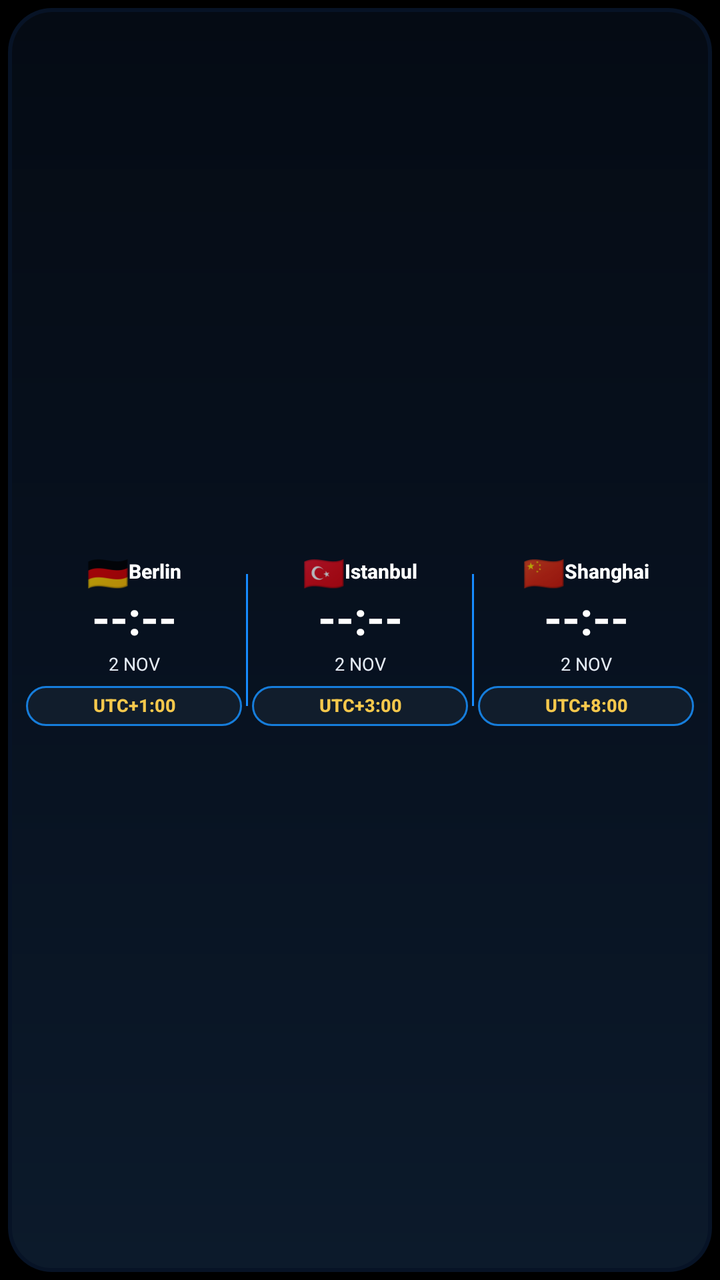
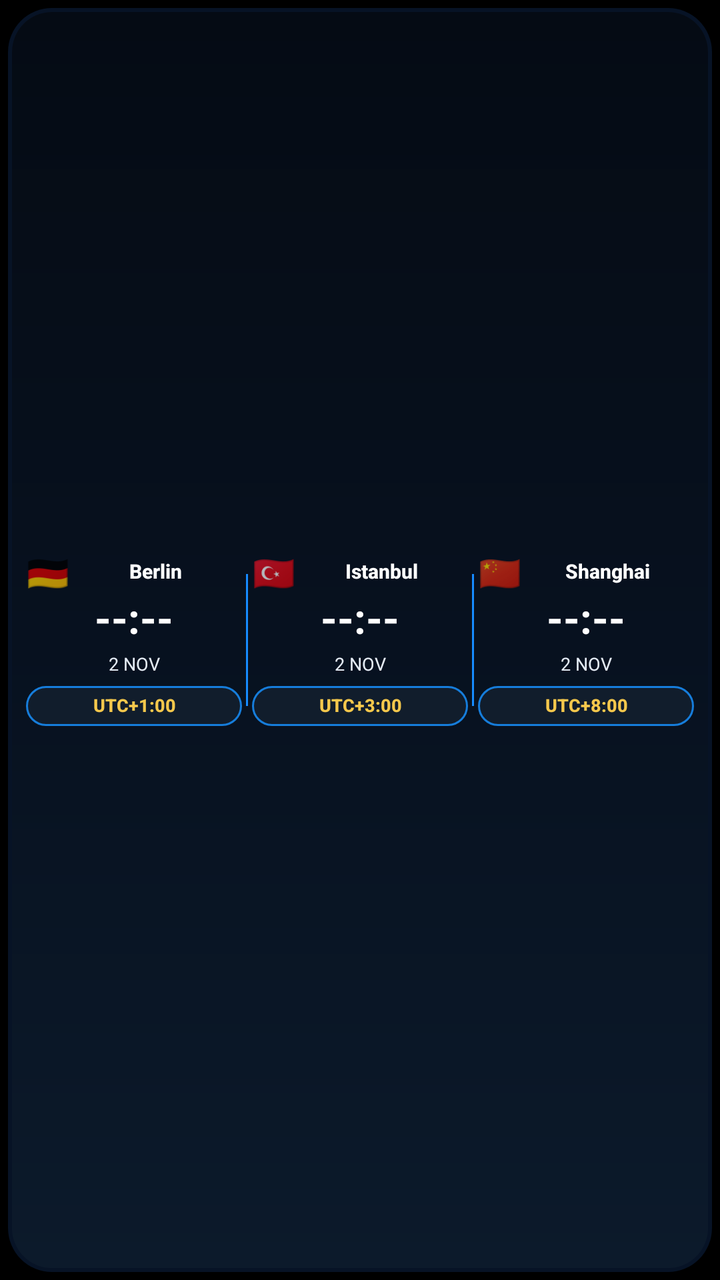

Compare the two renders of this Android layout. The source of the first and the diff that turns it into the second are given below.
<!-- AndroidManifest.xml: application theme android:Theme.Material.NoActionBar -->
<!-- res/layout/world_clock_widget.xml -->
<?xml version="1.0" encoding="utf-8"?>
<FrameLayout xmlns:android="http://schemas.android.com/apk/res/android"
    android:id="@+id/widget_root"
    android:layout_width="match_parent"
    android:layout_height="match_parent"
    android:background="#000000"
    android:padding="4dp">

    <LinearLayout
        android:layout_width="match_parent"
        android:layout_height="match_parent"
        android:orientation="horizontal"
        android:gravity="center"
        android:background="@drawable/widget_bg"
        android:paddingStart="7dp"
        android:paddingEnd="7dp"
        android:paddingTop="5dp"
        android:paddingBottom="5dp">

        <LinearLayout
            android:layout_width="0dp"
            android:layout_height="match_parent"
            android:layout_weight="1"
            android:orientation="vertical"
            android:gravity="center"
            android:paddingStart="2dp"
            android:paddingEnd="2dp">

            <LinearLayout
                android:layout_width="match_parent"
                android:layout_height="18dp"
                android:orientation="horizontal"
                android:gravity="center">
                <TextView android:id="@+id/city_flag_1" android:layout_width="wrap_content" android:layout_height="match_parent" android:gravity="center" android:text="🇩🇪" android:textSize="17sp" android:includeFontPadding="false"/>
                <TextView android:id="@+id/city_name_1" android:layout_width="wrap_content" android:layout_height="match_parent" android:gravity="center" android:text="Berlin" android:textColor="#FFFFFF" android:textSize="10sp" android:textStyle="bold" android:fontFamily="sans-serif-medium" android:maxLines="1" android:ellipsize="end" android:includeFontPadding="false"/>
            </LinearLayout>

            <TextView android:id="@+id/city_time_1" android:layout_width="match_parent" android:layout_height="30dp" android:gravity="center" android:text="--:--" android:textColor="#FFFFFF" android:textSize="23sp" android:textStyle="bold" android:fontFamily="sans-serif" android:includeFontPadding="false"/>
            <TextView android:id="@+id/city_date_1" android:layout_width="match_parent" android:layout_height="15dp" android:gravity="center" android:text="2 NOV" android:textColor="#E5ECF5" android:textSize="9sp" android:fontFamily="sans-serif" android:includeFontPadding="false"/>
            <TextView android:id="@+id/city_zone_1" android:layout_width="match_parent" android:layout_height="20dp" android:layout_marginTop="3dp" android:background="@drawable/widget_utc_capsule" android:gravity="center" android:text="UTC+1:00" android:textColor="#F5C84C" android:textSize="9sp" android:textStyle="bold" android:fontFamily="sans-serif-medium" android:includeFontPadding="false" android:maxLines="1"/>
        </LinearLayout>

        <View android:layout_width="1dp" android:layout_height="66dp" android:background="#168CFF"/>

        <LinearLayout
            android:layout_width="0dp"
            android:layout_height="match_parent"
            android:layout_weight="1"
            android:orientation="vertical"
            android:gravity="center"
            android:paddingStart="2dp"
            android:paddingEnd="2dp">

            <LinearLayout android:layout_width="match_parent" android:layout_height="18dp" android:orientation="horizontal" android:gravity="center">
                <TextView android:id="@+id/city_flag_2" android:layout_width="wrap_content" android:layout_height="match_parent" android:gravity="center" android:text="🇹🇷" android:textSize="17sp" android:includeFontPadding="false"/>
                <TextView android:id="@+id/city_name_2" android:layout_width="wrap_content" android:layout_height="match_parent" android:gravity="center" android:text="Istanbul" android:textColor="#FFFFFF" android:textSize="10sp" android:textStyle="bold" android:fontFamily="sans-serif-medium" android:maxLines="1" android:ellipsize="end" android:includeFontPadding="false"/>
            </LinearLayout>

            <TextView android:id="@+id/city_time_2" android:layout_width="match_parent" android:layout_height="30dp" android:gravity="center" android:text="--:--" android:textColor="#FFFFFF" android:textSize="23sp" android:textStyle="bold" android:fontFamily="sans-serif" android:includeFontPadding="false"/>
            <TextView android:id="@+id/city_date_2" android:layout_width="match_parent" android:layout_height="15dp" android:gravity="center" android:text="2 NOV" android:textColor="#E5ECF5" android:textSize="9sp" android:fontFamily="sans-serif" android:includeFontPadding="false"/>
            <TextView android:id="@+id/city_zone_2" android:layout_width="match_parent" android:layout_height="20dp" android:layout_marginTop="3dp" android:background="@drawable/widget_utc_capsule" android:gravity="center" android:text="UTC+3:00" android:textColor="#F5C84C" android:textSize="9sp" android:textStyle="bold" android:fontFamily="sans-serif-medium" android:includeFontPadding="false" android:maxLines="1"/>
        </LinearLayout>

        <View android:layout_width="1dp" android:layout_height="66dp" android:background="#168CFF"/>

        <LinearLayout
            android:layout_width="0dp"
            android:layout_height="match_parent"
            android:layout_weight="1"
            android:orientation="vertical"
            android:gravity="center"
            android:paddingStart="2dp"
            android:paddingEnd="2dp">

            <LinearLayout android:layout_width="match_parent" android:layout_height="18dp" android:orientation="horizontal" android:gravity="center">
                <TextView android:id="@+id/city_flag_3" android:layout_width="wrap_content" android:layout_height="match_parent" android:gravity="center" android:text="🇨🇳" android:textSize="17sp" android:includeFontPadding="false"/>
                <TextView android:id="@+id/city_name_3" android:layout_width="wrap_content" android:layout_height="match_parent" android:gravity="center" android:text="Shanghai" android:textColor="#FFFFFF" android:textSize="10sp" android:textStyle="bold" android:fontFamily="sans-serif-medium" android:maxLines="1" android:ellipsize="end" android:includeFontPadding="false"/>
            </LinearLayout>

            <TextView android:id="@+id/city_time_3" android:layout_width="match_parent" android:layout_height="30dp" android:gravity="center" android:text="--:--" android:textColor="#FFFFFF" android:textSize="23sp" android:textStyle="bold" android:fontFamily="sans-serif" android:includeFontPadding="false"/>
            <TextView android:id="@+id/city_date_3" android:layout_width="match_parent" android:layout_height="15dp" android:gravity="center" android:text="2 NOV" android:textColor="#E5ECF5" android:textSize="9sp" android:fontFamily="sans-serif" android:includeFontPadding="false"/>
            <TextView android:id="@+id/city_zone_3" android:layout_width="match_parent" android:layout_height="20dp" android:layout_marginTop="3dp" android:background="@drawable/widget_utc_capsule" android:gravity="center" android:text="UTC+8:00" android:textColor="#F5C84C" android:textSize="9sp" android:textStyle="bold" android:fontFamily="sans-serif-medium" android:includeFontPadding="false" android:maxLines="1"/>
        </LinearLayout>
    </LinearLayout>
</FrameLayout>
<!-- resources referenced by this layout -->
<resources>
  <!-- drawable widget_bg (drawable) -->
  <?xml version="1.0" encoding="utf-8"?>
  <layer-list xmlns:android="http://schemas.android.com/apk/res/android">
      <item>
          <shape android:shape="rectangle">
              <solid android:color="#071326" />
              <corners android:radius="22dp" />
          </shape>
      </item>
      <item android:left="2dp" android:top="2dp" android:right="2dp" android:bottom="2dp">
          <shape android:shape="rectangle">
              <gradient android:angle="90" android:startColor="#0C1A2B"
                  android:centerColor="#07111F" android:endColor="#050B14" />
              <corners android:radius="20dp" />
          </shape>
      </item>
  </layer-list>
  <!-- drawable widget_utc_capsule (drawable) -->
  <?xml version="1.0" encoding="utf-8"?>
  <shape xmlns:android="http://schemas.android.com/apk/res/android" android:shape="rectangle">
      <solid android:color="#111D2C" />
      <corners android:radius="10dp" />
      <stroke android:width="1dp" android:color="#167DDB" />
  </shape>
</resources>

<!-- the commit's change to res/layout/world_clock_widget.xml (unified diff, before → after) -->
@@ -32,10 +32,10 @@
                 android:orientation="horizontal"
                 android:gravity="center">
                 <TextView android:id="@+id/city_flag_1" android:layout_width="wrap_content" android:layout_height="match_parent" android:gravity="center" android:text="🇩🇪" android:textSize="17sp" android:includeFontPadding="false"/>
-                <TextView android:id="@+id/city_name_1" android:layout_width="wrap_content" android:layout_height="match_parent" android:gravity="center" android:text="Berlin" android:textColor="#FFFFFF" android:textSize="10sp" android:textStyle="bold" android:fontFamily="sans-serif-medium" android:maxLines="1" android:ellipsize="end" android:includeFontPadding="false"/>
+                <TextView android:id="@+id/city_name_1" android:layout_width="0dp" android:layout_weight="1" android:layout_height="match_parent" android:gravity="center" android:text="Berlin" android:textColor="#FFFFFF" android:textSize="10sp" android:textStyle="bold" android:fontFamily="sans-serif-medium" android:maxLines="1" android:ellipsize="end" android:includeFontPadding="false"/>
             </LinearLayout>
 
-            <TextView android:id="@+id/city_time_1" android:layout_width="match_parent" android:layout_height="30dp" android:gravity="center" android:text="--:--" android:textColor="#FFFFFF" android:textSize="23sp" android:textStyle="bold" android:fontFamily="sans-serif" android:includeFontPadding="false"/>
+            <TextView android:id="@+id/city_time_1" android:layout_width="match_parent" android:layout_height="30dp" android:gravity="center" android:text="--:--" android:textColor="#FFFFFF" android:textSize="21sp" android:textStyle="bold" android:fontFamily="sans-serif" android:includeFontPadding="false"/>
             <TextView android:id="@+id/city_date_1" android:layout_width="match_parent" android:layout_height="15dp" android:gravity="center" android:text="2 NOV" android:textColor="#E5ECF5" android:textSize="9sp" android:fontFamily="sans-serif" android:includeFontPadding="false"/>
             <TextView android:id="@+id/city_zone_1" android:layout_width="match_parent" android:layout_height="20dp" android:layout_marginTop="3dp" android:background="@drawable/widget_utc_capsule" android:gravity="center" android:text="UTC+1:00" android:textColor="#F5C84C" android:textSize="9sp" android:textStyle="bold" android:fontFamily="sans-serif-medium" android:includeFontPadding="false" android:maxLines="1"/>
         </LinearLayout>
@@ -53,10 +53,10 @@
 
             <LinearLayout android:layout_width="match_parent" android:layout_height="18dp" android:orientation="horizontal" android:gravity="center">
                 <TextView android:id="@+id/city_flag_2" android:layout_width="wrap_content" android:layout_height="match_parent" android:gravity="center" android:text="🇹🇷" android:textSize="17sp" android:includeFontPadding="false"/>
-                <TextView android:id="@+id/city_name_2" android:layout_width="wrap_content" android:layout_height="match_parent" android:gravity="center" android:text="Istanbul" android:textColor="#FFFFFF" android:textSize="10sp" android:textStyle="bold" android:fontFamily="sans-serif-medium" android:maxLines="1" android:ellipsize="end" android:includeFontPadding="false"/>
+                <TextView android:id="@+id/city_name_2" android:layout_width="0dp" android:layout_weight="1" android:layout_height="match_parent" android:gravity="center" android:text="Istanbul" android:textColor="#FFFFFF" android:textSize="10sp" android:textStyle="bold" android:fontFamily="sans-serif-medium" android:maxLines="1" android:ellipsize="end" android:includeFontPadding="false"/>
             </LinearLayout>
 
-            <TextView android:id="@+id/city_time_2" android:layout_width="match_parent" android:layout_height="30dp" android:gravity="center" android:text="--:--" android:textColor="#FFFFFF" android:textSize="23sp" android:textStyle="bold" android:fontFamily="sans-serif" android:includeFontPadding="false"/>
+            <TextView android:id="@+id/city_time_2" android:layout_width="match_parent" android:layout_height="30dp" android:gravity="center" android:text="--:--" android:textColor="#FFFFFF" android:textSize="21sp" android:textStyle="bold" android:fontFamily="sans-serif" android:includeFontPadding="false"/>
             <TextView android:id="@+id/city_date_2" android:layout_width="match_parent" android:layout_height="15dp" android:gravity="center" android:text="2 NOV" android:textColor="#E5ECF5" android:textSize="9sp" android:fontFamily="sans-serif" android:includeFontPadding="false"/>
             <TextView android:id="@+id/city_zone_2" android:layout_width="match_parent" android:layout_height="20dp" android:layout_marginTop="3dp" android:background="@drawable/widget_utc_capsule" android:gravity="center" android:text="UTC+3:00" android:textColor="#F5C84C" android:textSize="9sp" android:textStyle="bold" android:fontFamily="sans-serif-medium" android:includeFontPadding="false" android:maxLines="1"/>
         </LinearLayout>
@@ -74,10 +74,10 @@
 
             <LinearLayout android:layout_width="match_parent" android:layout_height="18dp" android:orientation="horizontal" android:gravity="center">
                 <TextView android:id="@+id/city_flag_3" android:layout_width="wrap_content" android:layout_height="match_parent" android:gravity="center" android:text="🇨🇳" android:textSize="17sp" android:includeFontPadding="false"/>
-                <TextView android:id="@+id/city_name_3" android:layout_width="wrap_content" android:layout_height="match_parent" android:gravity="center" android:text="Shanghai" android:textColor="#FFFFFF" android:textSize="10sp" android:textStyle="bold" android:fontFamily="sans-serif-medium" android:maxLines="1" android:ellipsize="end" android:includeFontPadding="false"/>
+                <TextView android:id="@+id/city_name_3" android:layout_width="0dp" android:layout_weight="1" android:layout_height="match_parent" android:gravity="center" android:text="Shanghai" android:textColor="#FFFFFF" android:textSize="10sp" android:textStyle="bold" android:fontFamily="sans-serif-medium" android:maxLines="1" android:ellipsize="end" android:includeFontPadding="false"/>
             </LinearLayout>
 
-            <TextView android:id="@+id/city_time_3" android:layout_width="match_parent" android:layout_height="30dp" android:gravity="center" android:text="--:--" android:textColor="#FFFFFF" android:textSize="23sp" android:textStyle="bold" android:fontFamily="sans-serif" android:includeFontPadding="false"/>
+            <TextView android:id="@+id/city_time_3" android:layout_width="match_parent" android:layout_height="30dp" android:gravity="center" android:text="--:--" android:textColor="#FFFFFF" android:textSize="21sp" android:textStyle="bold" android:fontFamily="sans-serif" android:includeFontPadding="false"/>
             <TextView android:id="@+id/city_date_3" android:layout_width="match_parent" android:layout_height="15dp" android:gravity="center" android:text="2 NOV" android:textColor="#E5ECF5" android:textSize="9sp" android:fontFamily="sans-serif" android:includeFontPadding="false"/>
             <TextView android:id="@+id/city_zone_3" android:layout_width="match_parent" android:layout_height="20dp" android:layout_marginTop="3dp" android:background="@drawable/widget_utc_capsule" android:gravity="center" android:text="UTC+8:00" android:textColor="#F5C84C" android:textSize="9sp" android:textStyle="bold" android:fontFamily="sans-serif-medium" android:includeFontPadding="false" android:maxLines="1"/>
         </LinearLayout>
